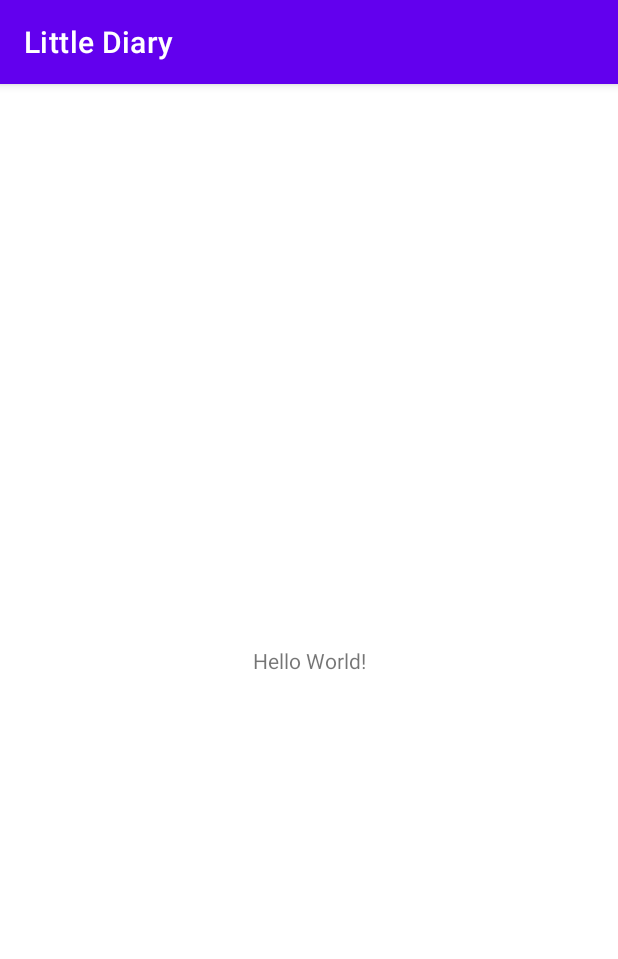
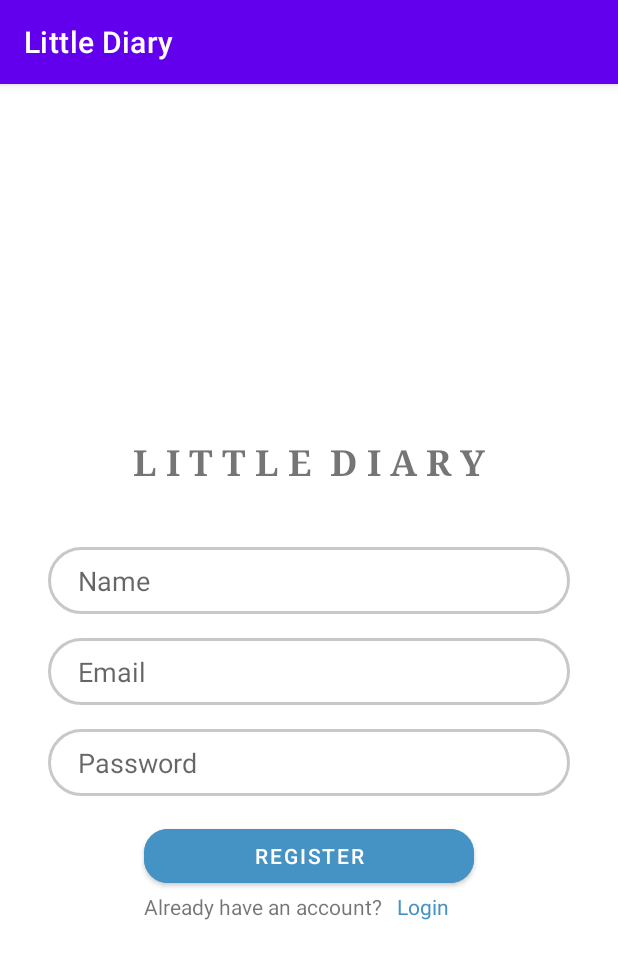
Before and after one commit to DevZero9000/Little-Diary, an Android app: the screen it shows after launch (MainActivity before the commit, LoginActivity after it), on a phone screen of 412 x 824 dp. Shown: the top 959 px of the screen. Run offline under Robolectric (Android 15) with nearby library versions, the phone set to English and light mode, and no system bars.

Commit message:
Login and Register page design

```diff
--- a/app/src/main/AndroidManifest.xml
+++ b/app/src/main/AndroidManifest.xml
@@ -9,7 +9,8 @@
         android:roundIcon="@mipmap/ic_launcher_round"
         android:supportsRtl="true"
         android:theme="@style/Theme.LittleDiary">
-        <activity android:name=".MainActivity">
+        <activity android:name=".RegisterActivity"></activity>
+        <activity android:name=".LoginActivity">
             <intent-filter>
                 <action android:name="android.intent.action.MAIN" />
 
--- a/app/src/main/java/com/lab/littlediary/MainActivity.java
+++ b/app/src/main/java/com/lab/littlediary/LoginActivity.java
@@ -1,14 +1,14 @@
 package com.lab.littlediary;
+
+import android.os.Bundle;
 
 import androidx.appcompat.app.AppCompatActivity;
 
-import android.os.Bundle;
-
-public class MainActivity extends AppCompatActivity {
+public class LoginActivity extends AppCompatActivity {
 
     @Override
     protected void onCreate(Bundle savedInstanceState) {
         super.onCreate(savedInstanceState);
-        setContentView(R.layout.activity_main);
+        setContentView(R.layout.activity_register);
     }
 }
--- /dev/null
+++ b/app/src/main/res/drawable/input_bg.xml
@@ -0,0 +1,7 @@
+<?xml version="1.0" encoding="utf-8"?>
+<shape xmlns:android="http://schemas.android.com/apk/res/android">
+    <corners android:radius="70dp" />
+    <stroke
+        android:width="2dp"
+        android:color="@color/cardview_shadow_start_color" />
+</shape>
--- a/app/src/main/res/layout/activity_main.xml
+++ /dev/null
@@ -1,18 +0,0 @@
-<?xml version="1.0" encoding="utf-8"?>
-<androidx.constraintlayout.widget.ConstraintLayout xmlns:android="http://schemas.android.com/apk/res/android"
-    xmlns:app="http://schemas.android.com/apk/res-auto"
-    xmlns:tools="http://schemas.android.com/tools"
-    android:layout_width="match_parent"
-    android:layout_height="match_parent"
-    tools:context=".MainActivity">
-
-    <TextView
-        android:layout_width="wrap_content"
-        android:layout_height="wrap_content"
-        android:text="Hello World!"
-        app:layout_constraintBottom_toBottomOf="parent"
-        app:layout_constraintLeft_toLeftOf="parent"
-        app:layout_constraintRight_toRightOf="parent"
-        app:layout_constraintTop_toTopOf="parent" />
-
-</androidx.constraintlayout.widget.ConstraintLayout>
--- /dev/null
+++ b/app/src/main/res/layout/activity_register.xml
@@ -0,0 +1,118 @@
+<?xml version="1.0" encoding="utf-8"?>
+<androidx.constraintlayout.widget.ConstraintLayout xmlns:android="http://schemas.android.com/apk/res/android"
+    xmlns:app="http://schemas.android.com/apk/res-auto"
+    xmlns:tools="http://schemas.android.com/tools"
+    android:layout_width="match_parent"
+    android:layout_height="match_parent"
+    tools:context=".RegisterActivity">
+
+    <TextView
+        android:id="@+id/titleRegister"
+        android:layout_width="wrap_content"
+        android:layout_height="wrap_content"
+        android:fontFamily="serif"
+        android:text="L I T T L E  D I A R Y"
+        android:textSize="24sp"
+        android:textStyle="bold"
+        app:layout_constraintBottom_toBottomOf="parent"
+        app:layout_constraintEnd_toEndOf="parent"
+        app:layout_constraintStart_toStartOf="parent"
+        app:layout_constraintTop_toTopOf="parent"
+        app:layout_constraintVertical_bias="0.32" />
+
+    <EditText
+        android:id="@+id/registerName"
+        android:layout_width="0dp"
+        android:layout_height="wrap_content"
+        android:layout_marginStart="32dp"
+        android:layout_marginTop="40dp"
+        android:layout_marginEnd="32dp"
+        android:background="@drawable/input_bg"
+        android:ems="10"
+        android:hint="Name"
+        android:inputType="textPersonName"
+        android:paddingLeft="20dp"
+        android:paddingTop="10dp"
+        android:paddingRight="10dp"
+        android:paddingBottom="10dp"
+        app:layout_constraintEnd_toEndOf="parent"
+        app:layout_constraintStart_toStartOf="parent"
+        app:layout_constraintTop_toBottomOf="@+id/titleRegister" />
+
+    <EditText
+        android:id="@+id/registerPassword"
+        android:layout_width="0dp"
+        android:layout_height="wrap_content"
+        android:layout_marginStart="32dp"
+        android:layout_marginTop="16dp"
+        android:layout_marginEnd="32dp"
+        android:background="@drawable/input_bg"
+        android:ems="10"
+        android:hint="Password"
+        android:inputType="textPassword"
+        android:paddingLeft="20dp"
+        android:paddingTop="10dp"
+        android:paddingRight="10dp"
+        android:paddingBottom="10dp"
+        app:layout_constraintEnd_toEndOf="parent"
+        app:layout_constraintStart_toStartOf="parent"
+        app:layout_constraintTop_toBottomOf="@+id/registerEmail" />
+
+    <EditText
+        android:id="@+id/registerEmail"
+        android:layout_width="0dp"
+        android:layout_height="wrap_content"
+        android:layout_marginStart="32dp"
+        android:layout_marginTop="16dp"
+        android:layout_marginEnd="32dp"
+        android:background="@drawable/input_bg"
+        android:ems="10"
+        android:hint="Email"
+        android:inputType="textEmailAddress"
+        android:paddingLeft="20dp"
+        android:paddingTop="10dp"
+        android:paddingRight="10dp"
+        android:paddingBottom="10dp"
+        app:layout_constraintEnd_toEndOf="parent"
+        app:layout_constraintStart_toStartOf="parent"
+        app:layout_constraintTop_toBottomOf="@+id/registerName" />
+
+    <Button
+        android:id="@+id/btnRegister"
+        android:layout_width="0dp"
+        android:layout_height="wrap_content"
+        android:layout_marginStart="96dp"
+        android:layout_marginTop="16dp"
+        android:layout_marginEnd="96dp"
+        android:backgroundTint="#4592C5"
+        android:text="REGISTER"
+        app:cornerRadius="16dp"
+        app:layout_constraintEnd_toEndOf="parent"
+        app:layout_constraintStart_toStartOf="parent"
+        app:layout_constraintTop_toBottomOf="@+id/registerPassword" />
+
+    <LinearLayout
+        android:layout_width="0dp"
+        android:layout_height="wrap_content"
+        android:orientation="horizontal"
+        app:layout_constraintEnd_toEndOf="@+id/btnRegister"
+        app:layout_constraintStart_toStartOf="@+id/btnRegister"
+        app:layout_constraintTop_toBottomOf="@+id/btnRegister">
+
+        <TextView
+            android:layout_width="wrap_content"
+            android:layout_height="wrap_content"
+            android:text="Already have an account?"
+            android:textSize="14sp" />
+
+        <TextView
+            android:layout_width="wrap_content"
+            android:layout_height="wrap_content"
+            android:clickable="true"
+            android:paddingLeft="10dp"
+            android:paddingRight="10dp"
+            android:text="Login"
+            android:textColor="@color/main" />
+    </LinearLayout>
+
+</androidx.constraintlayout.widget.ConstraintLayout>
--- a/app/src/main/res/values/colors.xml
+++ b/app/src/main/res/values/colors.xml
@@ -7,4 +7,5 @@
     <color name="teal_700">#FF018786</color>
     <color name="black">#FF000000</color>
     <color name="white">#FFFFFFFF</color>
+    <color name="main">#4592C5</color>
 </resources>
```
Also changed, not shown: app/src/main/java/com/lab/littlediary/RegisterActivity.java (added, +14 -0 lines), app/src/main/res/layout/activity_login.xml (added, +102 -0 lines).
